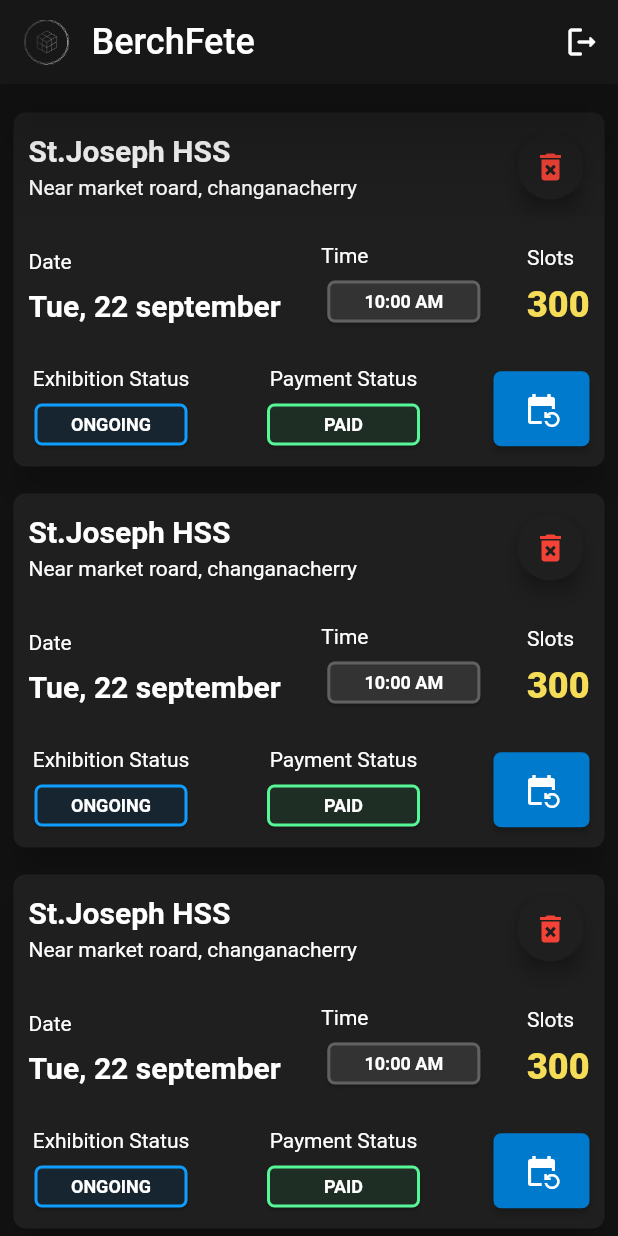
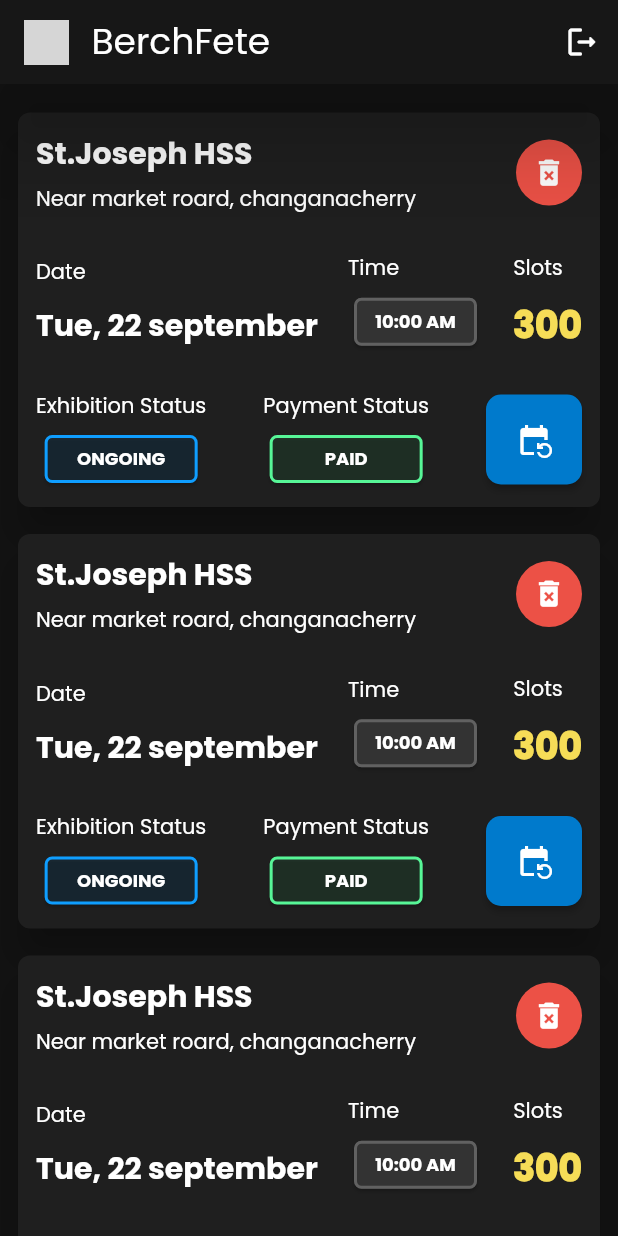
Before and after one commit to shaderone/samvit, a Flutter app: the ReservationScreen screen opened directly, on a phone screen of 412 x 824 dp. Run offline on Flutter 3.47's test engine with Material 2 defaults, Android fonts, the phone set to English and light mode, and no system bars; grey boxes are pictures that could not be loaded.

Commit message:
Add poppins font, modify reservation-card icons

```diff
--- a/lib/presentation/root/widgets/custom_theme.dart
+++ b/lib/presentation/root/widgets/custom_theme.dart
@@ -6,9 +6,10 @@ class CustomTheme {
   static final darkTheme = ThemeData(
     visualDensity: VisualDensity.adaptivePlatformDensity,
     scaffoldBackgroundColor: bgDark,
+    fontFamily: "Poppins",
     appBarTheme: const AppBarTheme(
       systemOverlayStyle: SystemUiOverlayStyle(
-        statusBarColor: Colors.amber,
+        statusBarColor: bgDark,
         statusBarIconBrightness: Brightness.dark,
         statusBarBrightness: Brightness.dark,
       ),
--- a/lib/presentation/screens/reservation/reservation_screen.dart
+++ b/lib/presentation/screens/reservation/reservation_screen.dart
@@ -34,7 +34,7 @@ class ReservationScreen extends StatelessWidget {
         ],
       ),
       body: ListView.separated(
-        padding: const EdgeInsets.symmetric(horizontal: 5, vertical: 15),
+        padding: const EdgeInsets.symmetric(horizontal: 8, vertical: 15),
         physics: const BouncingScrollPhysics(),
         itemBuilder: (BuildContext context, int index) {
           return const ReservationCard();
@@ -65,7 +65,7 @@ class ReservationCard extends StatelessWidget {
       child: Padding(
         padding: screenWidth <= extraSmallScreenWidth
             ? const EdgeInsets.symmetric(vertical: 20, horizontal: 10)
-            : const EdgeInsets.all(10),
+            : const EdgeInsets.all(12),
         child: Column(
           children: [
             Column(
@@ -109,24 +109,16 @@ class CardTop extends StatelessWidget {
             Text("Near market roard, changanacherry"),
           ],
         ),
-        Card(
-          color: Colors.transparent,
-          elevation: 5,
-          shape: RoundedRectangleBorder(
-            borderRadius: BorderRadius.circular(15.0),
-          ),
-          shadowColor: Colors.black,
-          child: CircleAvatar(
-            radius: 22,
-            backgroundColor: primaryDark,
-            child: IconButton(
-              icon: const Icon(
-                Icons.delete_forever,
-                //change color later
-                color: Colors.red,
-              ),
-              onPressed: () {},
+        CircleAvatar(
+          radius: 22,
+          backgroundColor: const Color(0xFFEC5146),
+          child: IconButton(
+            icon: const Icon(
+              Icons.delete_forever,
+              size: 23,
+              color: pureWhite,
             ),
+            onPressed: () {},
           ),
         ),
       ],
--- a/lib/presentation/screens/reservation/widgets/reservation_card_widgets/card_bottom_widget.dart
+++ b/lib/presentation/screens/reservation/widgets/reservation_card_widgets/card_bottom_widget.dart
@@ -29,7 +29,7 @@ class CardBottomNormalRow extends StatelessWidget {
           chipStrokeColor: extraGreen,
         ),
         SizedBox(
-          height: 50,
+          height: 60,
           child: ElevatedButton(
             style: ButtonStyle(
               padding: MaterialStateProperty.all(
@@ -37,19 +37,14 @@ class CardBottomNormalRow extends StatelessWidget {
               ),
               shape: MaterialStateProperty.all<RoundedRectangleBorder>(
                 RoundedRectangleBorder(
-                  borderRadius: BorderRadius.circular(5),
+                  borderRadius: BorderRadius.circular(10),
                 ),
               ),
             ),
             onPressed: () {
               //reshedule
             },
-            child: Row(
-              mainAxisAlignment: MainAxisAlignment.center,
-              children: const [
-                Icon(Icons.event_repeat),
-              ],
-            ),
+            child: const Icon(Icons.event_repeat),
           ),
         ),
       ],
--- a/lib/presentation/screens/reservation/widgets/reservation_card_widgets/card_middle_widget.dart
+++ b/lib/presentation/screens/reservation/widgets/reservation_card_widgets/card_middle_widget.dart
@@ -28,7 +28,7 @@ class CardMiddleNormalRow extends StatelessWidget {
           chipCrossAxisAlignment: CrossAxisAlignment.start,
           chipTitle: "Time",
           chipText: "10:00 AM",
-          chipWidth: 110,
+          chipWidth: 90,
           chipBgColor: primaryDarkShadeLight,
           chipStrokeColor: strokeLight,
         ),
```
Also changed, not shown: pubspec.yaml (+8 -25 lines), assets/fonts/poppins/Poppins-Bold.ttf (added), assets/fonts/poppins/Poppins-ExtraLight.ttf (added), assets/fonts/poppins/Poppins-Light.ttf (added), assets/fonts/poppins/Poppins-Regular.ttf (added), assets/images/logo.png (renamed from assets/logo.png).
